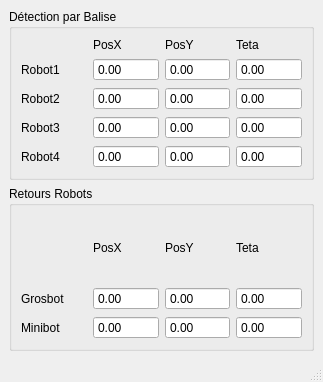
CRLG/LABOTBOX, file PluginModules/Balise/ihm_Balise.ui: the form before one commit.
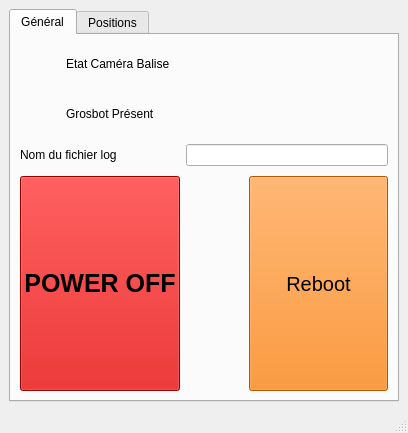
The form after the commit. Custom widgets are drawn as their Qt base class.

Commit message:
#36 [Balise] Modifications pour la coupe 2019
Ajout d'un onglet avec :
  - Une LED pour l'état de  la caméra
  - Une LED pour la présence de Grosbot sur le réseau XBEE
  - Le nom du fichier log en cours d'enregistrement
  - Les boutons pour éteindre ou rebooter la raspberry

Patch:
```diff
--- a/PluginModules/Balise/ihm_Balise.ui
+++ b/PluginModules/Balise/ihm_Balise.ui
@@ -6,15 +6,185 @@
    <rect>
     <x>0</x>
     <y>0</y>
-    <width>323</width>
-    <height>382</height>
+    <width>408</width>
+    <height>433</height>
    </rect>
   </property>
   <property name="windowTitle">
    <string>MainWindow</string>
   </property>
   <widget class="QWidget" name="centralwidget">
+   <layout class="QGridLayout" name="gridLayout_4">
+    <item row="0" column="0">
+     <widget class="QTabWidget" name="tabWidget">
+      <property name="currentIndex">
+       <number>0</number>
+      </property>
+      <widget class="QWidget" name="tab_General">
+       <attribute name="title">
+        <string>Général</string>
+       </attribute>
    <layout class="QGridLayout" name="gridLayout">
+        <property name="verticalSpacing">
+         <number>10</number>
+        </property>
+        <item row="3" column="3">
+         <spacer name="horizontalSpacer">
+          <property name="orientation">
+           <enum>Qt::Horizontal</enum>
+          </property>
+          <property name="sizeType">
+           <enum>QSizePolicy::Expanding</enum>
+          </property>
+          <property name="sizeHint" stdset="0">
+           <size>
+            <width>42</width>
+            <height>20</height>
+           </size>
+          </property>
+         </spacer>
+        </item>
+        <item row="3" column="4">
+         <widget class="QPushButton" name="RPI_Reboot">
+          <property name="sizePolicy">
+           <sizepolicy hsizetype="Minimum" vsizetype="MinimumExpanding">
+            <horstretch>0</horstretch>
+            <verstretch>0</verstretch>
+           </sizepolicy>
+          </property>
+          <property name="font">
+           <font>
+            <pointsize>15</pointsize>
+           </font>
+          </property>
+          <property name="styleSheet">
+           <string notr="true">background-color: rgb(245, 121, 0);</string>
+          </property>
+          <property name="text">
+           <string>      Reboot      </string>
+          </property>
+         </widget>
+        </item>
+        <item row="1" column="0">
+         <widget class="QLed" name="led_grosbot_present">
+          <property name="minimumSize">
+           <size>
+            <width>40</width>
+            <height>40</height>
+           </size>
+          </property>
+          <property name="toolTip">
+           <string>Binary Led</string>
+          </property>
+          <property name="whatsThis">
+           <string>Led widget</string>
+          </property>
+          <property name="value">
+           <bool>false</bool>
+          </property>
+          <property name="onColor">
+           <enum>QLed::Green</enum>
+          </property>
+          <property name="offColor">
+           <enum>QLed::Grey</enum>
+          </property>
+          <property name="shape">
+           <enum>QLed::Circle</enum>
+          </property>
+         </widget>
+        </item>
+        <item row="2" column="3" colspan="2">
+         <widget class="QLineEdit" name="log_filename">
+          <property name="readOnly">
+           <bool>true</bool>
+          </property>
+         </widget>
+        </item>
+        <item row="3" column="0" colspan="3">
+         <widget class="QPushButton" name="RPI_Shutdown">
+          <property name="sizePolicy">
+           <sizepolicy hsizetype="Minimum" vsizetype="Expanding">
+            <horstretch>0</horstretch>
+            <verstretch>0</verstretch>
+           </sizepolicy>
+          </property>
+          <property name="font">
+           <font>
+            <pointsize>19</pointsize>
+            <weight>75</weight>
+            <bold>true</bold>
+           </font>
+          </property>
+          <property name="styleSheet">
+           <string notr="true">background-color: rgb(204, 0, 0);</string>
+          </property>
+          <property name="text">
+           <string>POWER OFF</string>
+          </property>
+         </widget>
+        </item>
+        <item row="0" column="0">
+         <widget class="QLed" name="led_video_state">
+          <property name="minimumSize">
+           <size>
+            <width>40</width>
+            <height>40</height>
+           </size>
+          </property>
+          <property name="maximumSize">
+           <size>
+            <width>20</width>
+            <height>20</height>
+           </size>
+          </property>
+          <property name="toolTip">
+           <string>Binary Led</string>
+          </property>
+          <property name="whatsThis">
+           <string>Led widget</string>
+          </property>
+          <property name="value">
+           <bool>false</bool>
+          </property>
+          <property name="onColor">
+           <enum>QLed::Green</enum>
+          </property>
+          <property name="offColor">
+           <enum>QLed::Grey</enum>
+          </property>
+          <property name="shape">
+           <enum>QLed::Circle</enum>
+          </property>
+         </widget>
+        </item>
+        <item row="0" column="1">
+         <widget class="QLabel" name="label">
+          <property name="text">
+           <string>Etat Caméra Balise</string>
+          </property>
+         </widget>
+        </item>
+        <item row="1" column="1">
+         <widget class="QLabel" name="label_8">
+          <property name="text">
+           <string>Grosbot Présent</string>
+          </property>
+         </widget>
+        </item>
+        <item row="2" column="0" colspan="2">
+         <widget class="QLabel" name="label_9">
+          <property name="text">
+           <string>Nom du fichier log</string>
+          </property>
+         </widget>
+        </item>
+       </layout>
+      </widget>
+      <widget class="QWidget" name="tab_Positions">
+       <attribute name="title">
+        <string>Positions</string>
+       </attribute>
+       <layout class="QGridLayout" name="gridLayout_5">
     <item row="0" column="0">
      <widget class="QGroupBox" name="groupBox">
       <property name="title">
@@ -407,6 +577,10 @@
     </item>
    </layout>
   </widget>
+     </widget>
+    </item>
+   </layout>
+  </widget>
   <widget class="QMenuBar" name="menubar">
    <property name="geometry">
     <rect>
@@ -419,6 +593,13 @@
   </widget>
   <widget class="QStatusBar" name="statusbar"/>
  </widget>
+ <customwidgets>
+  <customwidget>
+   <class>QLed</class>
+   <extends>QWidget</extends>
+   <header>qled.h</header>
+  </customwidget>
+ </customwidgets>
  <resources/>
  <connections/>
 </ui>
```
Left out of the diff: 2 changed lines with no effect on the pictures. Lines whose indentation alone changed are shown as unchanged. The commit also changes 3 other files.
